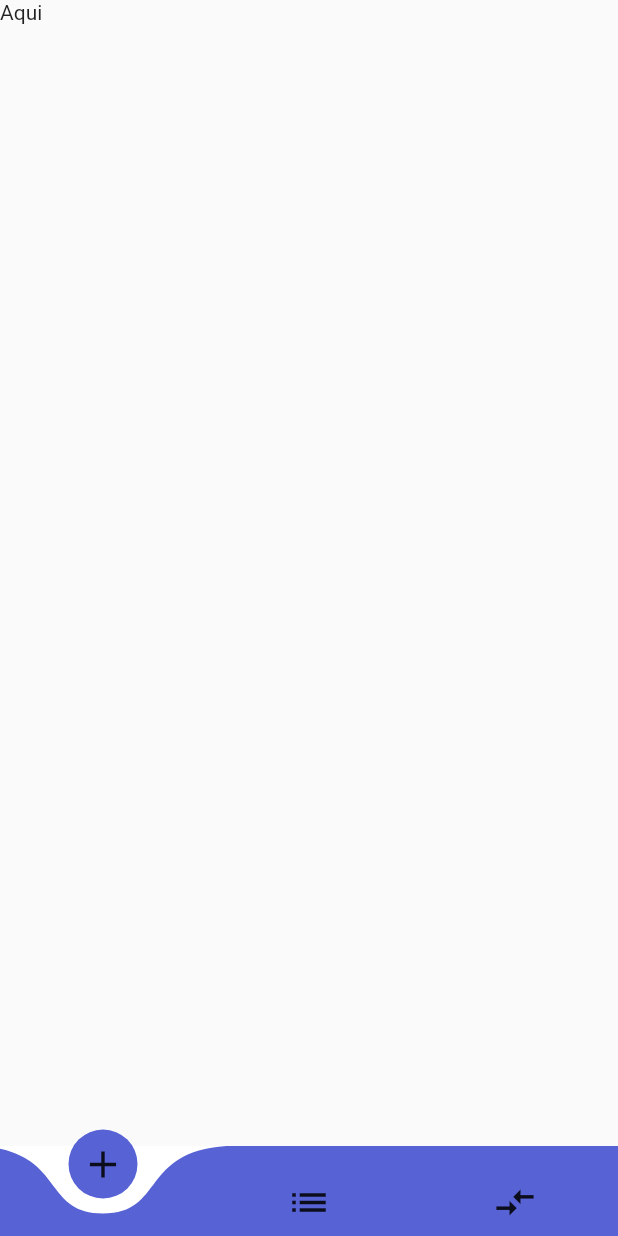
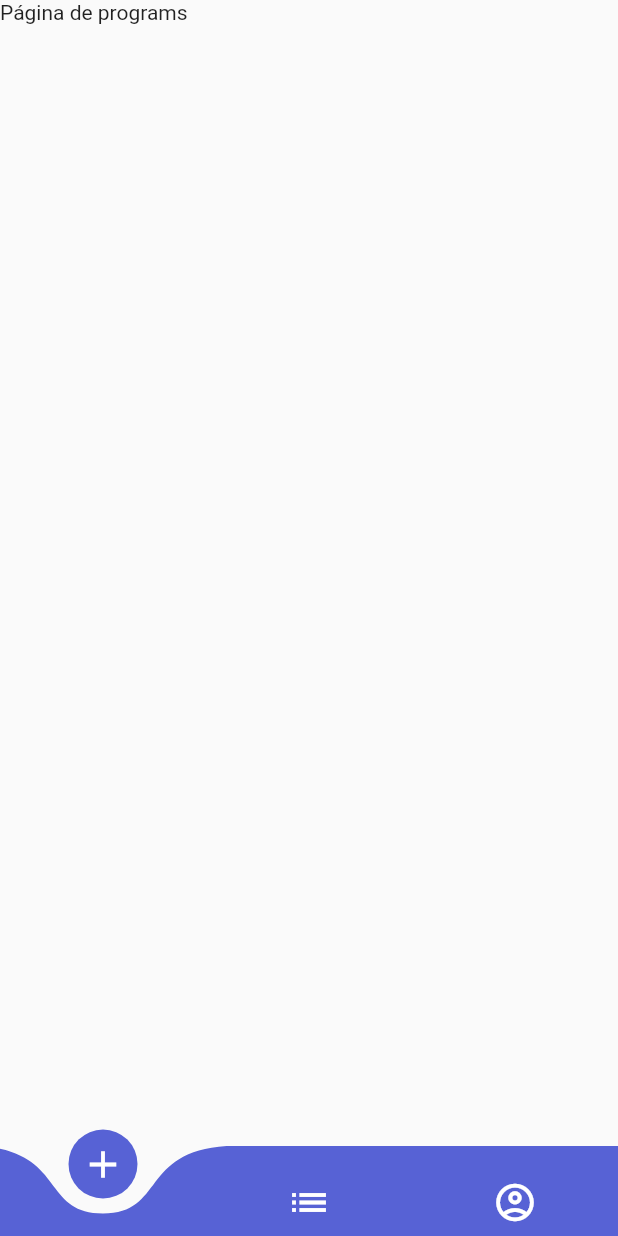
Before and after one commit to allandiegoasilva/bug_hunter_news, a Flutter app: the screen it shows after launch, on a phone screen of 412 x 824 dp. Run offline on Flutter 3.47's test engine with Material 2 defaults, Android fonts, the phone set to English and light mode, and no system bars; drawn by our look-alikes of curved_navigation_bar.

Commit message:
create user navigation

```diff
--- a/lib/app/features/home.dart
+++ /dev/null
@@ -1,55 +0,0 @@
-
-import 'package:bug_hunter_news/app/core/color_ui.dart';
-import 'package:bug_hunter_news/app/features/login.dart';
-import 'package:bug_hunter_news/app/features/register.dart';
-import 'package:bug_hunter_news/app/features/user_home.dart';
-import 'package:flutter/material.dart';
-
-
-class BugHunterNews extends StatefulWidget {
-
-  const BugHunterNews({Key? key}) : super(key: key);
-
-  @override
-  State<BugHunterNews> createState() => BugHunterNewsState();
-}
-
-class BugHunterNewsState extends State<BugHunterNews> {
-
-  Widget build(BuildContext context){
-    return MaterialApp(
-       debugShowCheckedModeBanner: false,
-       theme: ThemeData(
-        primaryColor: ColorUI.primaryColor,
-        colorScheme: ThemeData().colorScheme.copyWith(
-          primary: ColorUI.primaryColor,
-
-        ),
-        inputDecorationTheme: InputDecorationTheme(
-          focusColor: ColorUI.primaryColor,
-          fillColor: ColorUI.primaryColor,
-          floatingLabelStyle: TextStyle(
-            color: ColorUI.primaryColor
-          ),
-          focusedBorder: UnderlineInputBorder(
-            borderSide: BorderSide(
-              style: BorderStyle.solid,
-              color: ColorUI.primaryColor
-            )
-          )
-        ),
-        textSelectionTheme: TextSelectionThemeData(
-          cursorColor: ColorUI.primaryColor,
-          selectionColor: ColorUI.primaryColor,
-          selectionHandleColor: ColorUI.primaryColor
-        )
-       ),
-       routes: {
-        "/login":(context) => LoginPage(),
-        "/register": (context) => RegisterPage(),
-        "/home_user": (context) => UserHome(),
-       },
-       initialRoute: "/home_user",
-    );
-  }
-}
--- a/lib/app/features/user_home.dart
+++ /dev/null
@@ -1,56 +0,0 @@
-import 'package:bug_hunter_news/app/core/color_ui.dart';
-import 'package:flutter/material.dart';
-import 'package:curved_navigation_bar/curved_navigation_bar.dart';
-
-class UserHome extends StatefulWidget {
-  const UserHome({Key? key}) : super(key: key);
-
-  @override
-
-  State<UserHome> createState() => _UserHome();
-}
-
-class _UserHome extends State<UserHome> {
-
-  int _page = 0;
-
-  GlobalKey<CurvedNavigationBarState> _bottomNavigationKey = GlobalKey();
-
-  void changePage(int index)
-  {
-    setState(() {
-      _page = index;
-    });
-  }
-
-  Widget bottomNavigation(){
-    return CurvedNavigationBar(
-      color: ColorUI.primaryColor,
-      buttonBackgroundColor: ColorUI.primaryColor,
-      backgroundColor: Colors.white,
-      animationCurve: Curves.easeInOut,
-      animationDuration: Duration(milliseconds: 600),
-      letIndexChange: (index) => true,
-      onTap: changePage,
-      key: _bottomNavigationKey,
-      index: 0,
-      height: 60.0,
-      items: <Widget>[
-
-            Icon(Icons.add, size: 30),
-            Icon(Icons.list, size: 30),
-            Icon(Icons.compare_arrows, size: 30),
-      ]
-    );
-  }
-
-  @override
-  Widget build(BuildContext context){
-    return Scaffold(
-      body: SafeArea(
-        child:  Text("Aqui"),
-      ),
-      bottomNavigationBar: bottomNavigation(),
-    );
-  }
-}
--- /dev/null
+++ b/lib/app/pages/home.page.dart
@@ -0,0 +1,42 @@
+import 'package:bug_hunter_news/app/core/color_ui.dart';
+import 'package:bug_hunter_news/app/pages/login.page.dart';
+import 'package:bug_hunter_news/app/pages/register.page.dart';
+import 'package:bug_hunter_news/app/pages/template.page.dart';
+import 'package:flutter/material.dart';
+
+class BugHunterNews extends StatefulWidget {
+  const BugHunterNews({Key? key}) : super(key: key);
+
+  @override
+  State<BugHunterNews> createState() => BugHunterNewsState();
+}
+
+class BugHunterNewsState extends State<BugHunterNews> {
+  Widget build(BuildContext context) {
+    return MaterialApp(
+      debugShowCheckedModeBanner: false,
+      theme: ThemeData(
+          primaryColor: ColorUI.primaryColor,
+          colorScheme: ThemeData().colorScheme.copyWith(
+                primary: ColorUI.primaryColor,
+              ),
+          inputDecorationTheme: InputDecorationTheme(
+              focusColor: ColorUI.primaryColor,
+              fillColor: ColorUI.primaryColor,
+              floatingLabelStyle: TextStyle(color: ColorUI.primaryColor),
+              focusedBorder: UnderlineInputBorder(
+                  borderSide: BorderSide(
+                      style: BorderStyle.solid, color: ColorUI.primaryColor))),
+          textSelectionTheme: TextSelectionThemeData(
+              cursorColor: ColorUI.primaryColor,
+              selectionColor: ColorUI.primaryColor,
+              selectionHandleColor: ColorUI.primaryColor)),
+      routes: {
+        "/login": (context) => LoginPage(),
+        "/register": (context) => RegisterPage(),
+        "/home_user": (context) => Template(),
+      },
+      initialRoute: "/home_user",
+    );
+  }
+}
--- /dev/null
+++ b/lib/app/pages/programs.page.dart
@@ -0,0 +1,15 @@
+import 'package:flutter/material.dart';
+
+class ProgramsPage extends StatefulWidget {
+  const ProgramsPage({Key? key}) : super(key: key);
+
+  @override
+  State<ProgramsPage> createState() => _ProgramsPage();
+}
+
+class _ProgramsPage extends State<ProgramsPage> {
+  @override
+  Widget build(BuildContext context) {
+    return Text("Página de programs");
+  }
+}
--- /dev/null
+++ b/lib/app/pages/template.page.dart
@@ -0,0 +1,68 @@
+import 'package:bug_hunter_news/app/core/color_ui.dart';
+import 'package:bug_hunter_news/app/pages/invites.page.dart';
+import 'package:bug_hunter_news/app/pages/programs.page.dart';
+import 'package:flutter/material.dart';
+import 'package:curved_navigation_bar/curved_navigation_bar.dart';
+
+import 'package:bug_hunter_news/app/pages/profile.page.dart';
+
+class Template extends StatefulWidget {
+  const Template({Key? key}) : super(key: key);
+
+  @override
+  State<Template> createState() => _Template();
+}
+
+class _Template extends State<Template> {
+  int _page = 0;
+  PageController _pageController = PageController();
+
+  GlobalKey<CurvedNavigationBarState> _bottomNavigationKey = GlobalKey();
+
+  void changePage(int index) {
+    setState(() {
+      _page = index;
+      _pageController.jumpToPage(index);
+    });
+  }
+
+  Widget bottomNavigation() {
+    return CurvedNavigationBar(
+        color: ColorUI.primaryColor,
+        buttonBackgroundColor: ColorUI.primaryColor,
+        backgroundColor: Colors.transparent,
+        animationCurve: Curves.easeInOut,
+        animationDuration: Duration(milliseconds: 300),
+        letIndexChange: (index) => true,
+        onTap: changePage,
+        key: _bottomNavigationKey,
+        index: 0,
+        height: 60.0,
+        items: <Widget>[
+          Icon(
+            Icons.add,
+            size: 30,
+            color: Colors.white,
+          ),
+          Icon(Icons.list, size: 30, color: Colors.white),
+          Icon(Icons.account_circle_outlined, size: 30, color: Colors.white),
+        ]);
+  }
+
+  @override
+  Widget build(BuildContext context) {
+    return Scaffold(
+      body: SafeArea(
+        child: PageView(
+          controller: _pageController,
+          children: [
+            ProgramsPage(),
+            InvitePage(),
+            ProfilePage(),
+          ],
+        ),
+      ),
+      bottomNavigationBar: bottomNavigation(),
+    );
+  }
+}
--- a/lib/main.dart
+++ b/lib/main.dart
@@ -1,4 +1,4 @@
-import 'package:bug_hunter_news/app/features/home.dart';
+import 'package:bug_hunter_news/app/pages/home.page.dart';
 import 'package:flutter/material.dart';
 
 main() => runApp(BugHunterNews());
```
Also changed, not shown: lib/app/features/login.dart (deleted, +0 -167 lines), lib/app/pages/invites.page.dart (added, +15 -0 lines), lib/app/pages/login.page.dart (added, +151 -0 lines), lib/app/pages/profile.page.dart (added, +15 -0 lines), lib/app/pages/register.page.dart (renamed from lib/app/features/register.dart).
